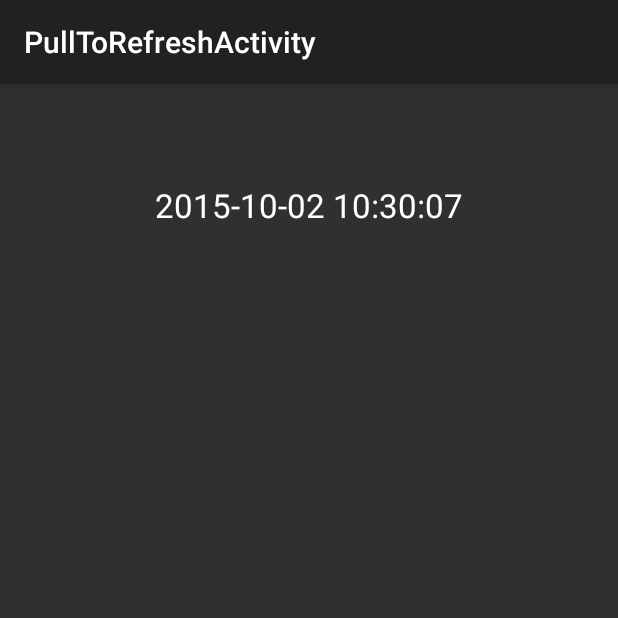
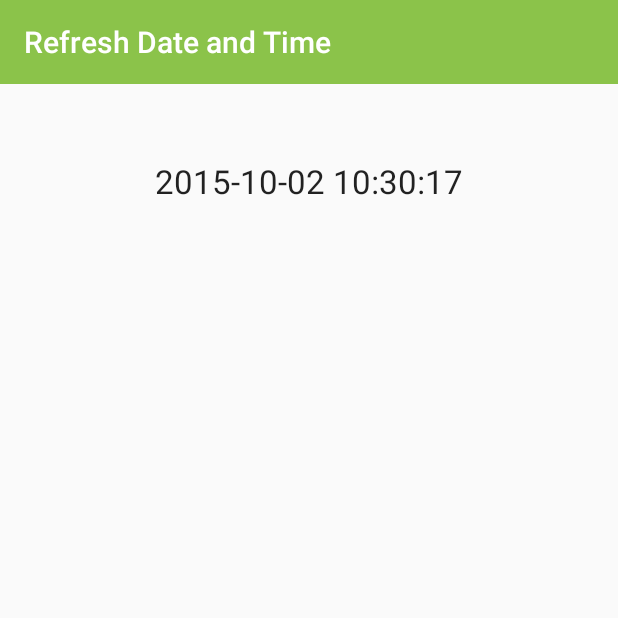
Before and after one commit to Khadidja/android-kitchen-sink, an Android app: the PullToRefreshActivity screen opened directly, with no data from a screen before it, on a phone screen of 412 x 824 dp, the top half of it. Run offline under Robolectric (Android 15) with nearby library versions, the phone set to English and light mode, and no system bars.

Commit message:
added custom toolbar for material design

```diff
--- a/app/src/main/java/com/akhadidja/kitchensink/pulltorefresh/PullToRefreshActivity.java
+++ b/app/src/main/java/com/akhadidja/kitchensink/pulltorefresh/PullToRefreshActivity.java
@@ -1,55 +1,19 @@
 package com.akhadidja.kitchensink.pulltorefresh;
 
 import android.os.Bundle;
-import android.os.Handler;
-import android.support.v4.widget.SwipeRefreshLayout;
 import android.support.v7.app.AppCompatActivity;
-import android.widget.TextView;
-import android.widget.Toast;
+import android.support.v7.widget.Toolbar;
 
 import com.akhadidja.kitchensink.R;
 
-import java.text.DateFormat;
-import java.text.SimpleDateFormat;
-import java.util.Date;
-import java.util.Locale;
-
 public class PullToRefreshActivity extends AppCompatActivity {
 
-    private SwipeRefreshLayout swipeRefreshLayout;
-    private TextView dateTimeTextView;
+    Toolbar toolbar;
     @Override
     protected void onCreate(Bundle savedInstanceState) {
         super.onCreate(savedInstanceState);
         setContentView(R.layout.activity_pull_to_refresh);
-        dateTimeTextView = (TextView) findViewById(R.id.date_time_textView);
-
-        dateTimeTextView.setText(getDateAndTime());
-        swipeRefreshLayout = (SwipeRefreshLayout) findViewById(R.id.swipe_refresh);
-        swipeRefreshLayout.setColorSchemeResources(android.R.color.holo_blue_bright,
-                android.R.color.holo_green_light,
-                android.R.color.holo_orange_light,
-                android.R.color.holo_red_light);
-        swipeRefreshLayout.setOnRefreshListener(new SwipeRefreshLayout.OnRefreshListener() {
-            @Override
-            public void onRefresh() {
-                Toast.makeText(PullToRefreshActivity.this,
-                        "Updating Date and Time in 3 sec", Toast.LENGTH_SHORT).show();
-                new Handler().postDelayed(new Runnable() {
-                    @Override
-                    public void run() {
-                        dateTimeTextView.setText(getDateAndTime());
-                        swipeRefreshLayout.setRefreshing(false);
-                    }
-                }, 3000);
-            }
-        });
-    }
-
-    private String getDateAndTime (){
-        DateFormat dateFormatter = new SimpleDateFormat("yyyy-MM-dd hh:mm:ss", Locale.US);
-        dateFormatter.setLenient(false);
-        Date today = new Date();
-        return dateFormatter.format(today);
+        toolbar = (Toolbar) findViewById(R.id.pull_to_refresh_toolbar);
+        setSupportActionBar(toolbar);
     }
 }
--- /dev/null
+++ b/app/src/main/java/com/akhadidja/kitchensink/pulltorefresh/PullToRefreshFragment.java
@@ -0,0 +1,62 @@
+package com.akhadidja.kitchensink.pulltorefresh;
+
+
+import android.os.Bundle;
+import android.app.Fragment;
+import android.os.Handler;
+import android.support.v4.widget.SwipeRefreshLayout;
+import android.view.LayoutInflater;
+import android.view.View;
+import android.view.ViewGroup;
+import android.widget.TextView;
+
+import com.akhadidja.kitchensink.R;
+
+import java.text.DateFormat;
+import java.text.SimpleDateFormat;
+import java.util.Date;
+import java.util.Locale;
+
+public class PullToRefreshFragment extends Fragment {
+
+    private SwipeRefreshLayout swipeRefreshLayout;
+    private TextView dateTimeTextView;
+
+    public PullToRefreshFragment() {
+    }
+
+    @Override
+    public View onCreateView(LayoutInflater inflater, ViewGroup container,
+                             Bundle savedInstanceState) {
+        View rootView = inflater.inflate(R.layout.fragment_pull_to_refresh, container, false);
+        dateTimeTextView = (TextView) rootView.findViewById(R.id.date_time_textView);
+
+        dateTimeTextView.setText(getDateAndTime());
+        swipeRefreshLayout = (SwipeRefreshLayout) rootView.findViewById(R.id.swipe_refresh);
+        swipeRefreshLayout.setColorSchemeResources(android.R.color.holo_blue_bright,
+                android.R.color.holo_green_light,
+                android.R.color.holo_orange_light,
+                android.R.color.holo_red_light);
+        swipeRefreshLayout.setOnRefreshListener(new SwipeRefreshLayout.OnRefreshListener() {
+            @Override
+            public void onRefresh() {
+                new Handler().postDelayed(new Runnable() {
+                    @Override
+                    public void run() {
+                        dateTimeTextView.setText(getDateAndTime());
+                        swipeRefreshLayout.setRefreshing(false);
+                    }
+                }, 3000);
+            }
+        });
+
+        return rootView;
+    }
+
+    private String getDateAndTime() {
+        DateFormat dateFormatter = new SimpleDateFormat("yyyy-MM-dd hh:mm:ss", Locale.US);
+        dateFormatter.setLenient(false);
+        Date today = new Date();
+        return dateFormatter.format(today);
+    }
+}
--- a/app/src/main/java/com/akhadidja/kitchensink/reusablelayout/ReusableLayoutActivity.java
+++ b/app/src/main/java/com/akhadidja/kitchensink/reusablelayout/ReusableLayoutActivity.java
@@ -3,11 +3,13 @@ package com.akhadidja.kitchensink.reusablelayout;
 import android.content.SharedPreferences;
 import android.os.Bundle;
 import android.support.v7.app.AppCompatActivity;
+import android.support.v7.widget.Toolbar;
 
 import com.akhadidja.kitchensink.R;
 
 public class ReusableLayoutActivity extends AppCompatActivity {
 
+    Toolbar toolbar;
     private static final String STATE_PETS_POSITION = "pets_gallery_position";
     private static final String STATE_FOOD_POSITION = "food_gallery_position";
     private static final String SHARED_PREF = "My_Pref";
@@ -29,6 +31,8 @@ public class ReusableLayoutActivity extends AppCompatActivity {
     protected void onCreate(Bundle savedInstanceState) {
         super.onCreate(savedInstanceState);
         setContentView(R.layout.activity_reusable_layout);
+        toolbar = (Toolbar) findViewById(R.id.reusable_toolbar);
+        setSupportActionBar(toolbar);
         petsGallerySpinner = (GallerySpinner) findViewById(R.id.pets_gallery_spinner);
         petsGallerySpinner.setImages(petsImageIds);
         foodGallerySpinner = (GallerySpinner) findViewById(R.id.food_gallery_spinner);
--- a/app/src/main/res/layout/activity_pull_to_refresh.xml
+++ b/app/src/main/res/layout/activity_pull_to_refresh.xml
@@ -1,22 +1,17 @@
-<android.support.v4.widget.SwipeRefreshLayout xmlns:android="http://schemas.android.com/apk/res/android"
+<RelativeLayout xmlns:android="http://schemas.android.com/apk/res/android"
     xmlns:tools="http://schemas.android.com/tools"
-    android:id="@+id/swipe_refresh"
     android:layout_width="match_parent"
-    android:layout_height="match_parent"
-    android:padding="16dp"
-    tools:context="com.akhadidja.kitchensink.pulltorefresh.PullToRefreshActivity">
+    android:layout_height="match_parent">
 
-    <ScrollView
+    <include
+        android:id="@+id/pull_to_refresh_toolbar"
+        layout="@layout/app_bar" />
+
+    <fragment
+        android:id="@+id/pull_to_refresh_fragment"
+        android:name="com.akhadidja.kitchensink.pulltorefresh.PullToRefreshFragment"
         android:layout_width="match_parent"
-        android:layout_height="wrap_content">
-
-        <TextView
-            android:id="@+id/date_time_textView"
-            android:layout_width="match_parent"
-            android:layout_height="wrap_content"
-            android:gravity="center_horizontal"
-            android:padding="50dp"
-            android:textAppearance="?android:attr/textAppearanceLarge" />
-    </ScrollView>
-
-</android.support.v4.widget.SwipeRefreshLayout>
+        android:layout_height="wrap_content"
+        android:layout_below="@+id/pull_to_refresh_toolbar"
+        tools:layout="@layout/fragment_pull_to_refresh" />
+</RelativeLayout>
--- a/app/src/main/res/layout/activity_splash_screen.xml
+++ b/app/src/main/res/layout/activity_splash_screen.xml
@@ -2,10 +2,6 @@
     xmlns:tools="http://schemas.android.com/tools"
     android:layout_width="match_parent"
     android:layout_height="match_parent"
-    android:paddingBottom="@dimen/activity_vertical_margin"
-    android:paddingLeft="@dimen/activity_horizontal_margin"
-    android:paddingRight="@dimen/activity_horizontal_margin"
-    android:paddingTop="@dimen/activity_vertical_margin"
     tools:context="com.akhadidja.kitchensink.splashscreen.SplashScreenActivity">
 
     <ImageView
--- /dev/null
+++ b/app/src/main/res/layout/app_bar.xml
@@ -0,0 +1,11 @@
+<?xml version="1.0" encoding="utf-8"?>
+<android.support.v7.widget.Toolbar
+    android:layout_width="match_parent"
+    android:layout_height="wrap_content"
+    xmlns:android="http://schemas.android.com/apk/res/android"
+    xmlns:app="http://schemas.android.com/apk/res-auto"
+    android:background="@color/primary"
+    app:theme="@style/Base.ThemeOverlay.AppCompat.Dark.ActionBar"
+    app:popupTheme="@style/ThemeOverlay.AppCompat.Light">
+
+</android.support.v7.widget.Toolbar>
--- /dev/null
+++ b/app/src/main/res/layout/fragment_pull_to_refresh.xml
@@ -0,0 +1,21 @@
+<android.support.v4.widget.SwipeRefreshLayout xmlns:android="http://schemas.android.com/apk/res/android"
+    xmlns:tools="http://schemas.android.com/tools"
+    android:id="@+id/swipe_refresh"
+    android:layout_width="match_parent"
+    android:layout_height="match_parent"
+    tools:context="com.akhadidja.kitchensink.pulltorefresh.PullToRefreshActivity">
+
+    <ScrollView
+        android:layout_width="match_parent"
+        android:layout_height="wrap_content">
+
+        <TextView
+            android:id="@+id/date_time_textView"
+            android:layout_width="match_parent"
+            android:layout_height="wrap_content"
+            android:gravity="center_horizontal"
+            android:padding="50dp"
+            android:textAppearance="?android:attr/textAppearanceLarge" />
+    </ScrollView>
+
+</android.support.v4.widget.SwipeRefreshLayout>
--- a/app/src/main/res/values-v21/styles.xml
+++ b/app/src/main/res/values-v21/styles.xml
@@ -1,12 +1,10 @@
 <?xml version="1.0" encoding="utf-8"?>
 <resources>
 
-    <style name="AppTheme" parent="@android:style/Theme.Material">
+    <style name="AppTheme" parent="AppTheme.Base">
         <!-- Customize your theme here. -->
-    </style>>
-    <style name="AppTheme.NoActionBar">
-        <item name="windowActionBar">false</item>
-        <item name="windowNoTitle">true</item>
+    </style>
+    <style name="AppTheme.Base" parent="Theme.AppCompat.Light.NoActionBar">
         <item name="android:windowDrawsSystemBarBackgrounds">true</item>
         <item name="android:statusBarColor">@android:color/transparent</item>
     </style>
--- a/app/src/main/res/values/strings.xml
+++ b/app/src/main/res/values/strings.xml
@@ -7,12 +7,13 @@
     <string name="title_activity_splash_screen">SplashScreenActivity</string>
     <string name="welcome_message">Welcome Message!!</string>
     <string name="logo_desc">app logo</string>
-    <string name="title_activity_splash_screen_result">SplashScreenResultActivity</string>
+    <string name="title_activity_splash_screen_result">European Countries</string>
     <string name="title">European Countries According to Yahoo:</string>
     <string name="title_activity_reusable_layout">ReusableLayoutActivity</string>
     <string name="reusable_layout">Reusable Layout with merge</string>
     <string name="next_desc">Next</string>
     <string name="prev_desc">Prev</string>
-    <string name="title_activity_pull_to_refresh">PullToRefreshActivity</string>
+    <string name="title_activity_pull_to_refresh">Refresh Date and Time</string>
     <string name="pull_to_refresh">Pull/Swipe To Refresh</string>
+
 </resources>
--- a/app/src/main/res/values/styles.xml
+++ b/app/src/main/res/values/styles.xml
@@ -1,14 +1,12 @@
 <resources>
 
     <!-- Base application theme. -->
-    <style name="AppTheme" parent="Theme.AppCompat.Light.DarkActionBar">
+    <style name="AppTheme" parent="Theme.AppCompat.Light.NoActionBar">
         <!-- Customize your theme here. -->
     </style>
 
     <style name="SplashTheme" parent="Theme.AppCompat.Light.NoActionBar"/>
     <style name="AppTheme.NoActionBar">
-        <item name="windowActionBar">false</item>
-        <item name="windowNoTitle">true</item>
     </style>
     <style name="AppTheme.AppBarOverlay" parent="ThemeOverlay.AppCompat.Dark.ActionBar" />
     <style name="AppTheme.PopupOverlay" parent="ThemeOverlay.AppCompat.Light" />
```
Also changed, not shown: app/src/main/java/com/akhadidja/kitchensink/splashscreen/SplashScreenResultActivity.java (+5 -2 lines), app/src/main/res/layout/activity_reusable_layout.xml (+8 -5 lines), app/src/main/res/layout/activity_splash_screen_result.xml (+7 -2 lines), app/src/main/res/values/colors.xml (added, +11 -0 lines).
